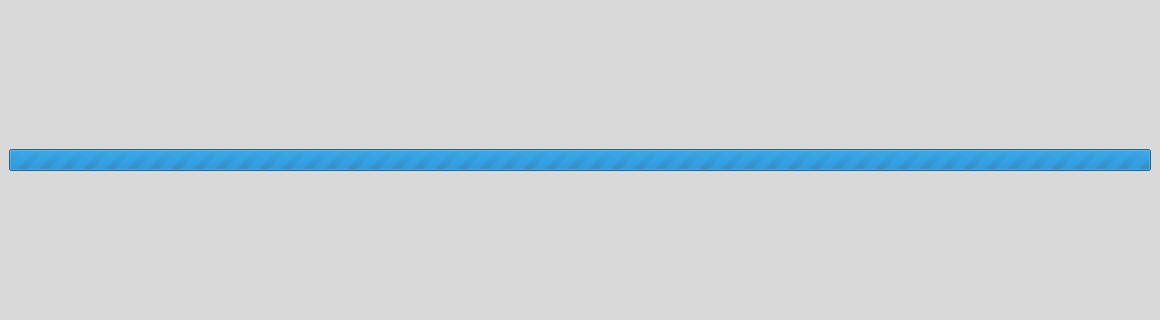
Above: pages/storedynamicpage.ui from pamugk/nebulae-qt before the change; both pictures show x 0 to 1160 and y 140 to 460 of the 1160 by 600 pixel window. Below: the same form after it.
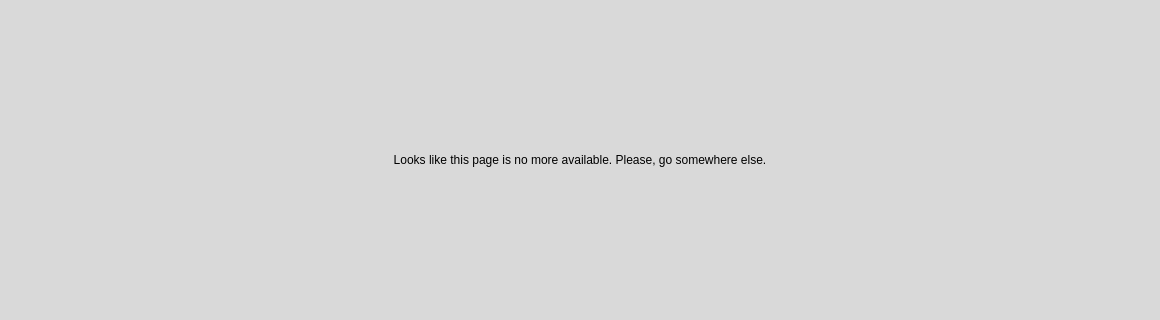
That is the form after the change. The open tabs and pages were chosen to show the change.

Diff of the .ui file:
```diff
--- a/pages/storedynamicpage.ui
+++ b/pages/storedynamicpage.ui
@@ -111,6 +111,23 @@
       </layout>
      </widget>
      <widget class="QWidget" name="errorPage"/>
+     <widget class="QWidget" name="expiredPage">
+      <layout class="QVBoxLayout" name="verticalLayout">
+       <item alignment="Qt::AlignmentFlag::AlignVCenter">
+        <widget class="QLabel" name="expiredLabel">
+         <property name="text">
+          <string>Looks like this page is no more available. Please, go somewhere else.</string>
+         </property>
+         <property name="alignment">
+          <set>Qt::AlignmentFlag::AlignCenter</set>
+         </property>
+         <property name="wordWrap">
+          <bool>true</bool>
+         </property>
+        </widget>
+       </item>
+      </layout>
+     </widget>
     </widget>
    </item>
   </layout>
```
